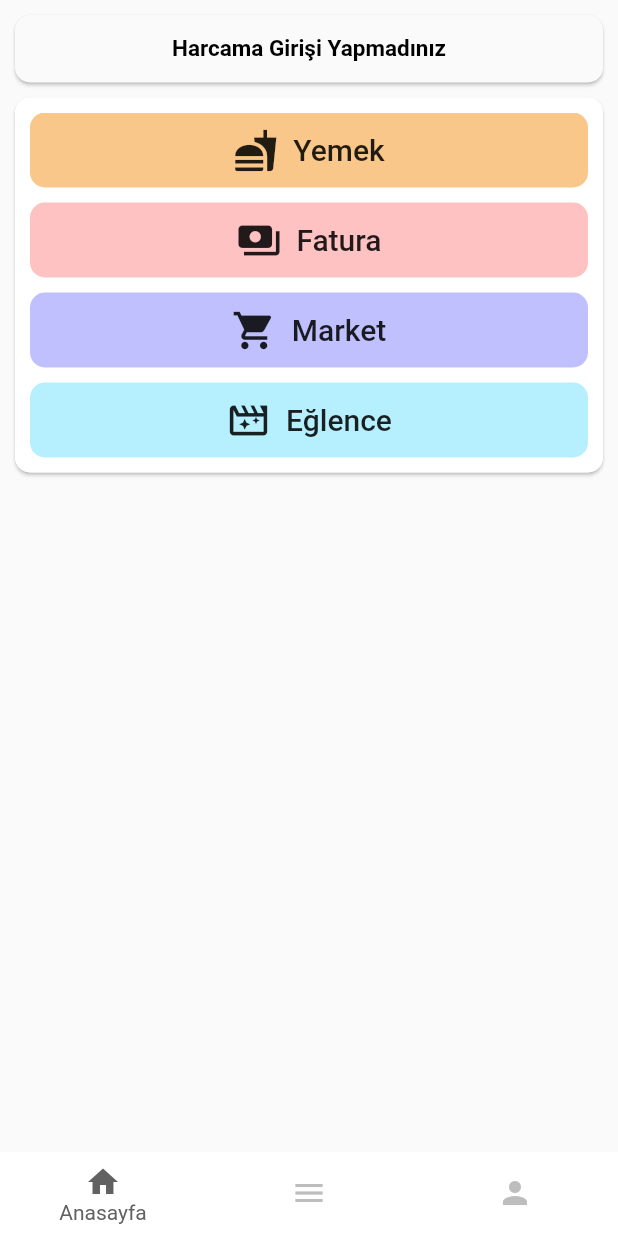
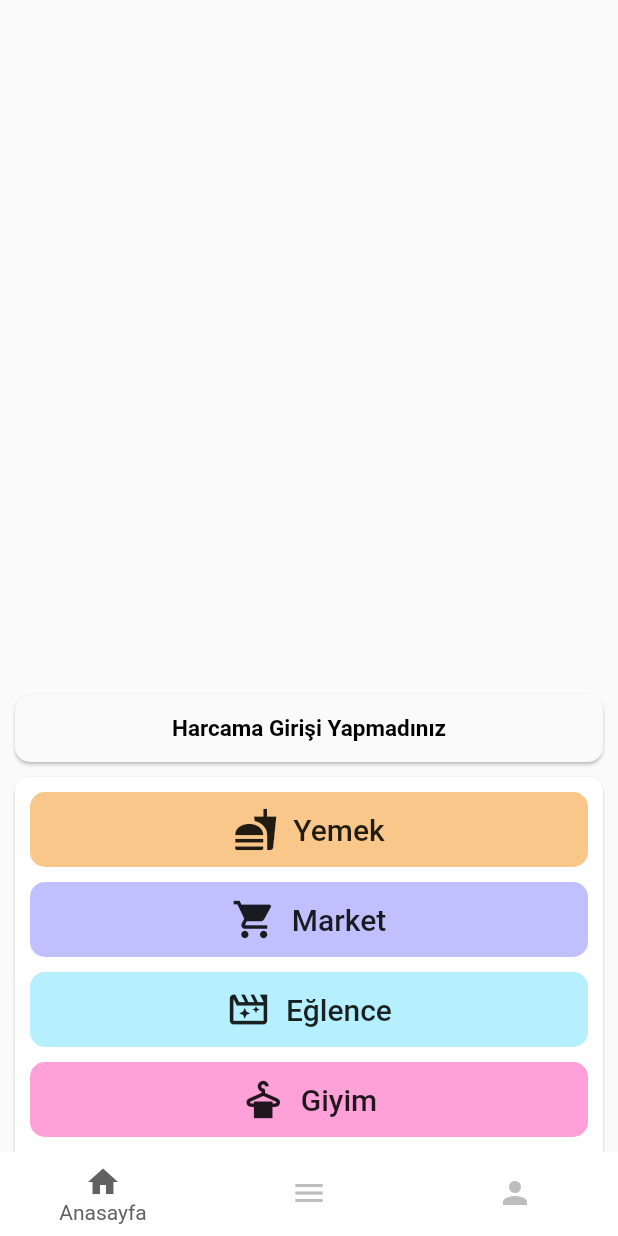
Before and after one commit to turkerontasci/harcama_takip, a Flutter app: the screen it shows after launch, on a phone screen of 412 x 824 dp. Run offline on Flutter 3.47's test engine with Material 2 defaults, Android fonts, the phone set to English and light mode, and no system bars; our stand-ins replace syncfusion_flutter_charts.

Commit message:
HomeScreen UI & ControlScreen

```diff
--- a/lib/expenses/expenses.dart
+++ b/lib/expenses/expenses.dart
@@ -1,12 +1,14 @@
 import 'package:flutter/material.dart';
 
 class Expenses {
+  int id;
   String type;
   IconData iconData;
   double price;
   Color color;
 
   Expenses({
+    this.id,
     this.price,
     this.type,
     this.iconData,
--- a/lib/memberships/memberships.dart
+++ b/lib/memberships/memberships.dart
@@ -29,36 +29,30 @@ List expenses = [
   },
   {
     "id": 2,
-    "title": "Fatura",
-    "iconData": Icons.payments,
-    "color": Color(0x90FF9393),
-  },
-  {
-    "id": 3,
     "title": "Market",
     "iconData": Icons.shopping_cart,
     "color": Color(0x909090FF),
   },
   {
-    "id": 4,
+    "id": 3,
     "title": "Eğlence",
     "iconData": Icons.movie_filter_outlined,
     "color": Color(0x907DE4FF),
   },
   {
-    "id": 5,
+    "id": 4,
     "title": "Giyim",
     "iconData": Icons.dry_cleaning,
     "color": Color(0x90FC59BA),
   },
   {
-    "id": 6,
+    "id": 5,
     "title": "Elektronik",
     "iconData": Icons.laptop_windows,
     "color": Color(0x909FF3A0),
   },
   {
-    "id": 7,
+    "id": 6,
     "title": "Ulaşım",
     "iconData": Icons.train,
     "color": Color(0xA6FF8C70),
--- a/lib/screens/home_screen.dart
+++ b/lib/screens/home_screen.dart
@@ -14,6 +14,7 @@ List<Expenses> expenseList = [];
 List<MonthlyExpenses> monthlyExpense = [];
 
 class _HomeScreenState extends State<HomeScreen> {
+
   TextEditingController _textFieldController = TextEditingController();
 
   Future<void> _displayTextInputDialog(BuildContext context) async {
@@ -59,9 +60,11 @@ class _HomeScreenState extends State<HomeScreen> {
   }
 
   String expenseType;
+  String monthlyExpenseType;
   double price;
   IconData iconData;
   Color expenseColor;
+  double limit = 250.0;
 
   void addDailyExpenses() {
     setState(() {
@@ -80,15 +83,11 @@ class _HomeScreenState extends State<HomeScreen> {
     setState(() {
       monthlyExpense.add(
         MonthlyExpenses(
-          type: expenseType,
+          type: monthlyExpenseType,
           totalPrice: totalCalculator(),
         ),
       );
     });
-  }
-
-  void addMonthlySub() {
-    setState(() {});
   }
 
   double totalCalculator() {
@@ -107,10 +106,10 @@ class _HomeScreenState extends State<HomeScreen> {
   Widget build(BuildContext context) {
     return Scaffold(
       body: SafeArea(
-        child: SingleChildScrollView(
         child: Padding(
-            padding: const EdgeInsets.all(10.0),
+          padding: const EdgeInsets.only(top: 10.0, right: 10.0, left: 10.0),
           child: Column(
+            mainAxisAlignment: MainAxisAlignment.end,
             crossAxisAlignment: CrossAxisAlignment.stretch,
             children: <Widget>[
               if (expenseList.isEmpty)
@@ -151,7 +150,13 @@ class _HomeScreenState extends State<HomeScreen> {
                               child: Column(
                                 children: List.generate(
                                   expenseList.length,
-                                    (index) => Padding(
+                                  (index) => GestureDetector(
+                                    onDoubleTap: () {
+                                      setState(() {
+                                        expenseList.removeAt(index);
+                                      });
+                                    },
+                                    child: Padding(
                                       padding:
                                           const EdgeInsets.only(bottom: 10.0),
                                       child: Material(
@@ -206,6 +211,7 @@ class _HomeScreenState extends State<HomeScreen> {
                             ),
                           ),
                         ),
+                      ),
                       Expanded(
                         flex: 3,
                         child: Padding(
@@ -214,17 +220,20 @@ class _HomeScreenState extends State<HomeScreen> {
                           child: Container(
                             decoration: BoxDecoration(
                               borderRadius: BorderRadius.circular(10.0),
-                                color: Colors.white,
+                              color: totalCalculator() > limit ? Colors.redAccent : Colors.green,
                             ),
+                            child: Padding(
+                              padding: const EdgeInsets.only(
+                                  top: 10.0, left: 10.0, right: 10.0),
                               child: Column(
                                 crossAxisAlignment: CrossAxisAlignment.center,
                                 children: <Widget>[
-                                  SizedBox(height: 5.0),
                                   Text(
                                     "Toplam Harcama",
                                     style: TextStyle(
                                       fontWeight: FontWeight.w600,
                                       fontSize: 13.0,
+                                      color: totalCalculator() > limit ? Colors.black : Colors.white,
                                     ),
                                   ),
                                   SizedBox(height: 10.0),
@@ -233,10 +242,12 @@ class _HomeScreenState extends State<HomeScreen> {
                                     style: TextStyle(
                                       fontWeight: FontWeight.w600,
                                       fontSize: 20.0,
+                                      color: totalCalculator() > limit ? Colors.black : Colors.white,
                                     ),
                                   ),
                                   SizedBox(height: 10.0),
                                 ],
+                              ),
                             ),
                           ),
                         ),
@@ -251,11 +262,11 @@ class _HomeScreenState extends State<HomeScreen> {
                   Expanded(
                     child: Material(
                       elevation: 1.0,
-                        borderRadius: BorderRadius.circular(10.0),
+                      borderRadius: BorderRadius.only(topLeft: Radius.circular(10.0), topRight: Radius.circular(10.0)),
                       child: Container(
                         height: 250.0,
                         decoration: BoxDecoration(
-                            borderRadius: BorderRadius.circular(10.0),
+                          borderRadius: BorderRadius.only(topLeft: Radius.circular(10.0), topRight: Radius.circular(10.0)),
                           color: Colors.white,
                         ),
                         child: Padding(
@@ -324,7 +335,6 @@ class _HomeScreenState extends State<HomeScreen> {
           ),
         ),
       ),
-      ),
     );
   }
 
```
Also changed, not shown: lib/screens/control_screen.dart (+40 -2 lines). Lines whose indentation alone changed are shown as unchanged.
